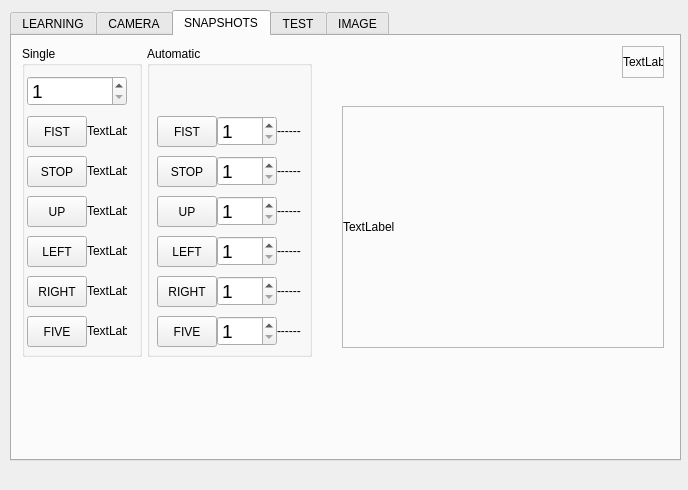
Above: mainwindow.ui from ahmetcihan/hand_recognition before the change. Below: the same form after it.
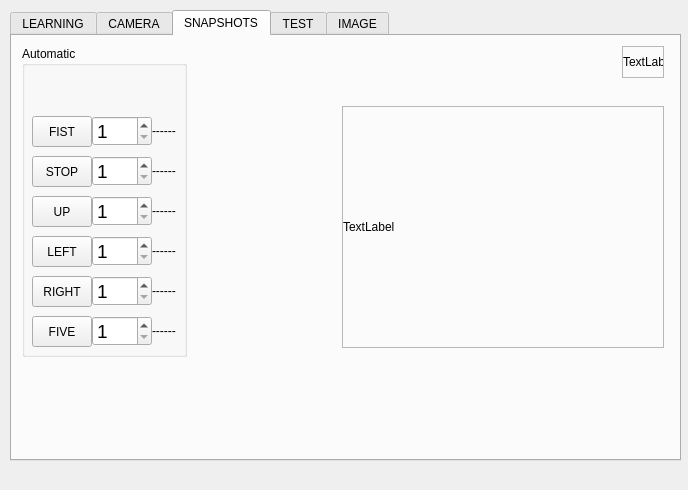
That is the form after the change. The open tabs and pages were chosen to show the change.

```diff
--- a/mainwindow.ui
+++ b/mainwindow.ui
@@ -626,200 +626,10 @@
        </property>
       </widget>
      </widget>
-     <widget class="QGroupBox" name="groupBox_2">
-      <property name="geometry">
-       <rect>
-        <x>10</x>
-        <y>10</y>
-        <width>120</width>
-        <height>311</height>
-       </rect>
-      </property>
-      <property name="title">
-       <string>Single</string>
-      </property>
-      <widget class="QLabel" name="label_snapshot_five">
-       <property name="geometry">
-        <rect>
-         <x>65</x>
-         <y>270</y>
-         <width>40</width>
-         <height>30</height>
-        </rect>
-       </property>
-       <property name="text">
-        <string>TextLabel</string>
-       </property>
-      </widget>
-      <widget class="QPushButton" name="pushButton_snapshot_left">
-       <property name="geometry">
-        <rect>
-         <x>5</x>
-         <y>190</y>
-         <width>60</width>
-         <height>31</height>
-        </rect>
-       </property>
-       <property name="text">
-        <string>LEFT</string>
-       </property>
-      </widget>
-      <widget class="QPushButton" name="pushButton_snapshot_stop">
-       <property name="geometry">
-        <rect>
-         <x>5</x>
-         <y>110</y>
-         <width>60</width>
-         <height>31</height>
-        </rect>
-       </property>
-       <property name="text">
-        <string>STOP</string>
-       </property>
-      </widget>
-      <widget class="QLabel" name="label_snapshot_up">
-       <property name="geometry">
-        <rect>
-         <x>65</x>
-         <y>150</y>
-         <width>40</width>
-         <height>30</height>
-        </rect>
-       </property>
-       <property name="text">
-        <string>TextLabel</string>
-       </property>
-      </widget>
-      <widget class="QPushButton" name="pushButton_snapshot_five">
-       <property name="geometry">
-        <rect>
-         <x>5</x>
-         <y>270</y>
-         <width>60</width>
-         <height>31</height>
-        </rect>
-       </property>
-       <property name="text">
-        <string>FIVE</string>
-       </property>
-      </widget>
-      <widget class="QLabel" name="label_snapshot_fist">
-       <property name="geometry">
-        <rect>
-         <x>65</x>
-         <y>70</y>
-         <width>40</width>
-         <height>30</height>
-        </rect>
-       </property>
-       <property name="text">
-        <string>TextLabel</string>
-       </property>
-      </widget>
-      <widget class="QLabel" name="label_snapshot_right">
-       <property name="geometry">
-        <rect>
-         <x>65</x>
-         <y>230</y>
-         <width>40</width>
-         <height>30</height>
-        </rect>
-       </property>
-       <property name="text">
-        <string>TextLabel</string>
-       </property>
-      </widget>
-      <widget class="QPushButton" name="pushButton_snapshot_up">
-       <property name="geometry">
-        <rect>
-         <x>5</x>
-         <y>150</y>
-         <width>60</width>
-         <height>31</height>
-        </rect>
-       </property>
-       <property name="text">
-        <string>UP</string>
-       </property>
-      </widget>
-      <widget class="QSpinBox" name="spinBox_snapshot_no">
-       <property name="geometry">
-        <rect>
-         <x>5</x>
-         <y>30</y>
-         <width>100</width>
-         <height>30</height>
-        </rect>
-       </property>
-       <property name="font">
-        <font>
-         <pointsize>14</pointsize>
-        </font>
-       </property>
-       <property name="minimum">
-        <number>1</number>
-       </property>
-       <property name="maximum">
-        <number>200</number>
-       </property>
-      </widget>
-      <widget class="QPushButton" name="pushButton_snapshot_fist">
-       <property name="geometry">
-        <rect>
-         <x>5</x>
-         <y>70</y>
-         <width>60</width>
-         <height>31</height>
-        </rect>
-       </property>
-       <property name="text">
-        <string>FIST</string>
-       </property>
-      </widget>
-      <widget class="QPushButton" name="pushButton_snapshot_right">
-       <property name="geometry">
-        <rect>
-         <x>5</x>
-         <y>230</y>
-         <width>60</width>
-         <height>31</height>
-        </rect>
-       </property>
-       <property name="text">
-        <string>RIGHT</string>
-       </property>
-      </widget>
-      <widget class="QLabel" name="label_snapshot_left">
-       <property name="geometry">
-        <rect>
-         <x>65</x>
-         <y>190</y>
-         <width>40</width>
-         <height>30</height>
-        </rect>
-       </property>
-       <property name="text">
-        <string>TextLabel</string>
-       </property>
-      </widget>
-      <widget class="QLabel" name="label_snapshot_stop">
-       <property name="geometry">
-        <rect>
-         <x>65</x>
-         <y>110</y>
-         <width>40</width>
-         <height>30</height>
-        </rect>
-       </property>
-       <property name="text">
-        <string>TextLabel</string>
-       </property>
-      </widget>
-     </widget>
      <widget class="QGroupBox" name="groupBox_3">
       <property name="geometry">
        <rect>
-        <x>135</x>
+        <x>10</x>
         <y>10</y>
         <width>165</width>
         <height>311</height>
```
Left out of the diff: 4 changed lines with no effect on the pictures.
